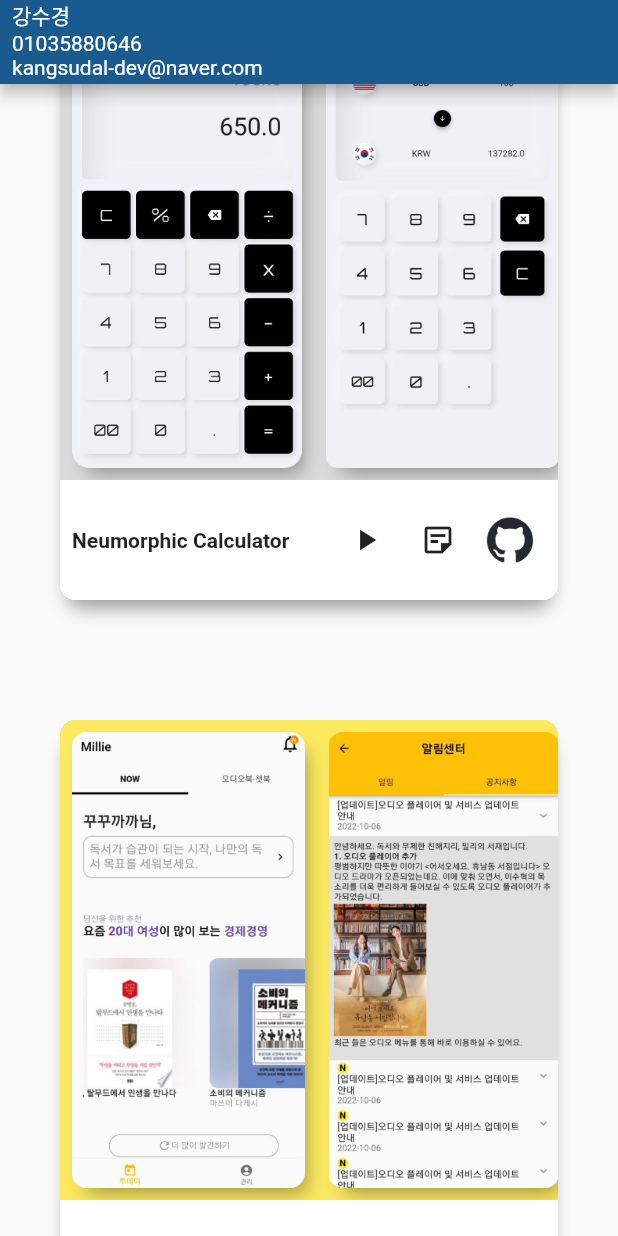
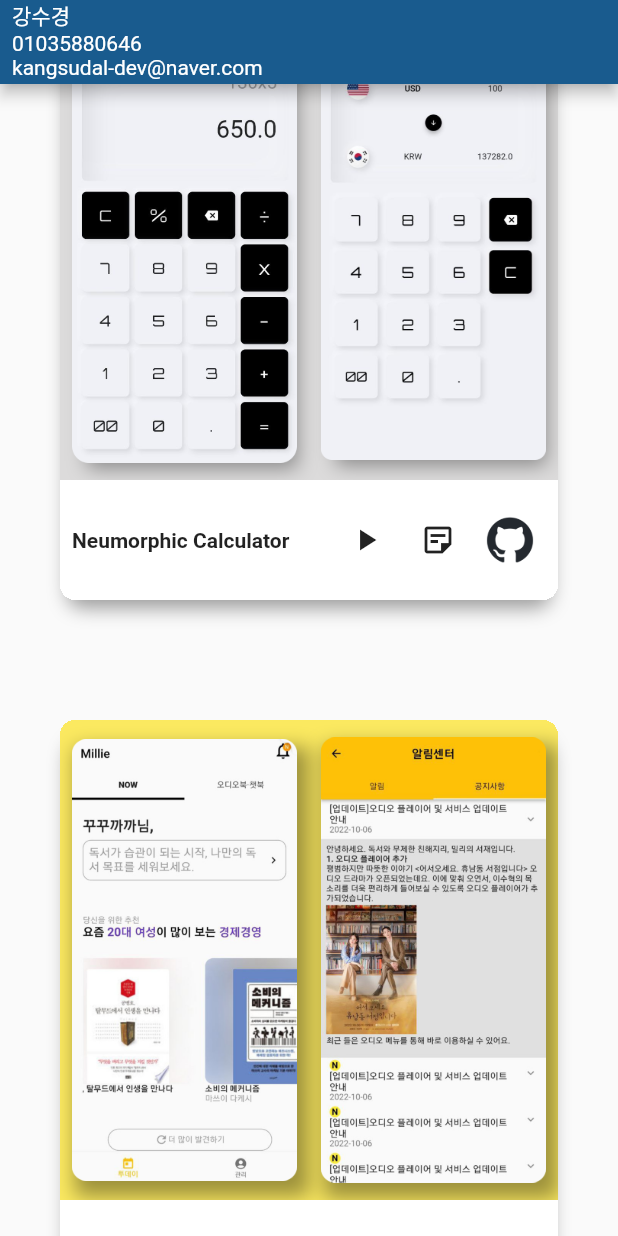
Before and after one commit to kangsudal/my_showroom, a Flutter app: the screen it shows after launch, scrolled down 576 dp, on a phone screen of 412 x 824 dp. Run offline on Flutter 3.47's test engine with Material 2 defaults, Android fonts, the phone set to English and light mode, and no system bars.

Commit message:
Millie, Neumorphic 이미지 2개 overflow 해결

```diff
--- a/lib/component/millie.dart
+++ b/lib/component/millie.dart
@@ -12,9 +12,10 @@ class MillieApp extends StatelessWidget {
     return Row(
       mainAxisAlignment: MainAxisAlignment.spaceEvenly,
       children: [
-        Padding(
-          padding: const EdgeInsets.all(8.0),
+        Expanded(
+          child: Align(
             child: Container(
+              padding: EdgeInsets.all(8),
               decoration: const BoxDecoration(
                 boxShadow: [
                   BoxShadow(
@@ -25,11 +26,14 @@ class MillieApp extends StatelessWidget {
                   )
                 ],
               ),
-              child: Image.asset('images/millie1.png')),
+              child: Image.asset('images/millie1.png'),
             ),
-        Padding(
-          padding: const EdgeInsets.all(8.0),
+          ),
+        ),
+        Expanded(
+          child: Align(
             child: Container(
+                padding: EdgeInsets.all(8),
                 decoration: const BoxDecoration(
                   boxShadow: [
                     BoxShadow(
@@ -41,6 +45,7 @@ class MillieApp extends StatelessWidget {
                   ],
                 ),
                 child: Image.asset('images/millie2.png')),
+          ),
         ),
       ],
     );
--- a/lib/component/neumorphic.dart
+++ b/lib/component/neumorphic.dart
@@ -9,12 +9,16 @@ class NeumorphicCalculatorApp extends StatelessWidget {
 
   Widget top() {
     return Row(
-      mainAxisAlignment: MainAxisAlignment.spaceEvenly,
+      mainAxisAlignment: MainAxisAlignment.center,
       children: [
-        Padding(
-          padding: const EdgeInsets.all(8.0),
+        Expanded(
+          child: Align(
             child: Container(
-              decoration: const BoxDecoration(
+                margin: EdgeInsets.all(8),
+                decoration: BoxDecoration(
+                  // border: Border.all(
+                  //   width: 1,
+                  // ),
                   boxShadow: [
                     BoxShadow(
                       color: Colors.black38,
@@ -26,9 +30,11 @@ class NeumorphicCalculatorApp extends StatelessWidget {
                 ),
                 child: Image.asset('images/calculator1.png')),
           ),
-        Padding(
-          padding: const EdgeInsets.all(8.0),
+        ),
+        Expanded(
+          child: Align(
             child: Container(
+                margin: const EdgeInsets.all(8.0),
                 decoration: const BoxDecoration(
                   boxShadow: [
                     BoxShadow(
@@ -40,6 +46,7 @@ class NeumorphicCalculatorApp extends StatelessWidget {
                   ],
                 ),
                 child: Image.asset('images/calculator2.png')),
+          ),
         ),
       ],
     );
--- a/lib/main.dart
+++ b/lib/main.dart
@@ -26,7 +26,8 @@ class MyApp extends StatelessWidget {
             iconTheme: IconThemeData(color: Color(0xff195b8e)),
             color: Color(0xff195b8e)),
       ),
-      home: Scaffold(
+      home: SafeArea(
+        child: Scaffold(
           appBar: AppBar(
             // title: Text('kangsudal-dev@naver.com'),
             flexibleSpace: Padding(
@@ -55,6 +56,7 @@ class MyApp extends StatelessWidget {
             webBody: MyWebBody(),
           ),
         ),
+      ),
     );
   }
 }
```
Lines whose indentation alone changed are shown as unchanged.
